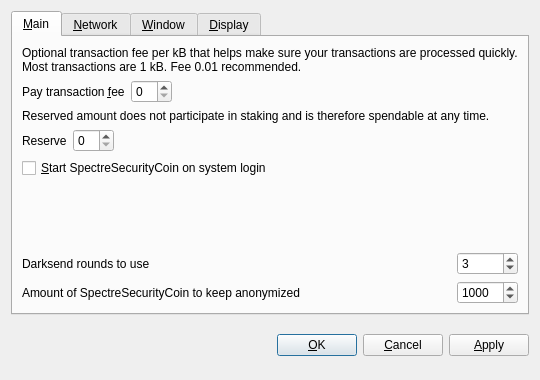
The window that src/qt/forms/optionsdialog.ui (SpectreSecurityCoin/SpectreSecurityCoin) describes before a commit, drawn with Qt 5.
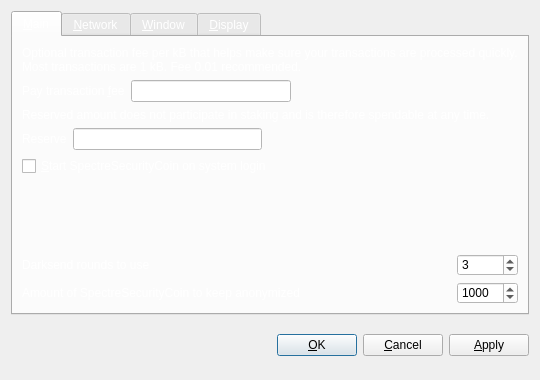
The same window after the commit. Custom widgets are drawn as their Qt base class.

The edit to the form file:
```diff
--- a/src/qt/forms/optionsdialog.ui
+++ b/src/qt/forms/optionsdialog.ui
@@ -19,6 +19,9 @@
   <layout class="QVBoxLayout" name="verticalLayout">
    <item>
     <widget class="QTabWidget" name="tabWidget">
+     <property name="styleSheet">
+      <string notr="true">color: rgb(255, 255, 255);</string>
+     </property>
      <property name="tabPosition">
       <enum>QTabWidget::North</enum>
      </property>
@@ -59,7 +62,12 @@
           </widget>
          </item>
          <item>
-          <widget class="BitcoinAmountField" name="transactionFee"/>
+          <widget class="BitcoinAmountField" name="transactionFee">
+           <property name="styleSheet">
+            <string notr="true">background-color: rgb(255, 255, 255);
+color: rgb(0, 0, 0);</string>
+           </property>
+          </widget>
          </item>
          <item>
           <spacer name="horizontalSpacerFee">
@@ -105,7 +113,12 @@
           </widget>
          </item>
          <item>
-          <widget class="BitcoinAmountField" name="reserveBalance"/>
+          <widget class="BitcoinAmountField" name="reserveBalance">
+           <property name="styleSheet">
+            <string notr="true">background-color: rgb(255, 255, 255);
+color: rgb(0, 0, 0);</string>
+           </property>
+          </widget>
          </item>
          <item>
           <spacer name="horizontalSpacerReserveBalance">
@@ -127,6 +140,9 @@
          <property name="toolTip">
           <string>Automatically start SpectreSecurityCoin after logging in to the system.</string>
          </property>
+         <property name="styleSheet">
+          <string notr="true">color: rgb(255, 255, 255);</string>
+         </property>
          <property name="text">
           <string>&amp;Start SpectreSecurityCoin on system login</string>
          </property>
@@ -157,6 +173,10 @@
        </item>
        <item row="6" column="1">
         <widget class="QSpinBox" name="darksendRounds">
+         <property name="styleSheet">
+          <string notr="true">background-color: rgb(255, 255, 255);
+color: rgb(0, 0, 0);</string>
+         </property>
          <property name="minimum">
           <number>2</number>
          </property>
@@ -192,6 +212,10 @@
        </item>
        <item row="7" column="1">
         <widget class="QSpinBox" name="anonymizeSpectreSecurityCoin">
+         <property name="styleSheet">
+          <string notr="true">background-color: rgb(255, 255, 255);
+color: rgb(0, 0, 0);</string>
+         </property>
          <property name="minimum">
           <number>2</number>
          </property>
@@ -522,9 +546,14 @@
   </layout>
  </widget>
  <customwidgets>
+  <customwidget>
+   <class>QValidatedLineEdit</class>
+   <extends>QLineEdit</extends>
+   <header>qvalidatedlineedit.h</header>
+  </customwidget>
   <customwidget>
    <class>BitcoinAmountField</class>
-   <extends>QSpinBox</extends>
+   <extends>QLineEdit</extends>
    <header>bitcoinamountfield.h</header>
    <container>1</container>
   </customwidget>
@@ -533,11 +562,6 @@
    <extends>QComboBox</extends>
    <header>qvaluecombobox.h</header>
   </customwidget>
-  <customwidget>
-   <class>QValidatedLineEdit</class>
-   <extends>QLineEdit</extends>
-   <header>qvalidatedlineedit.h</header>
-  </customwidget>
  </customwidgets>
  <resources/>
  <connections/>
```
Left out of the diff: 7 changed lines with no effect on the pictures.
